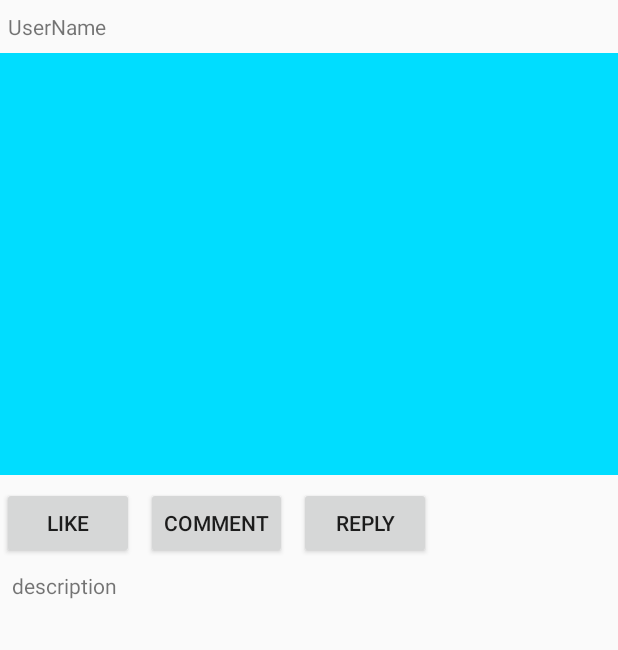
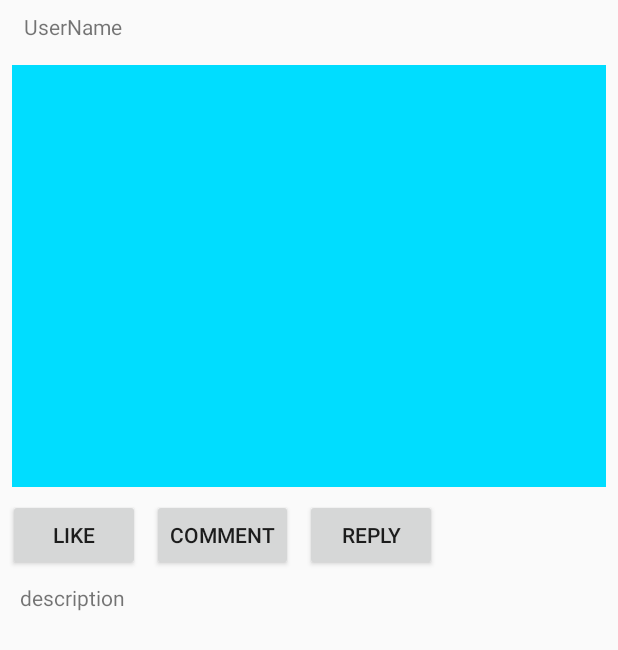
Before and after one commit to alexandrashaw10/Instagram-App, an Android app: the layout item_post.xml on its own in the app's theme, with its tools: preview values and no code run, on a phone screen of 412 x 824 dp. Shown: the top 650 px of the screen. Run offline under Robolectric (Android 15) with nearby library versions, the phone set to English and light mode, and no system bars.

```diff
--- a/app/build.gradle
+++ b/app/build.gradle
@@ -39,4 +39,7 @@ dependencies {
     implementation 'com.github.bumptech.glide:glide:4.8.0'
     // Glide v4 uses this new annotation processor -- see https://bumptech.github.io/glide/doc/generatedapi.html
     annotationProcessor 'com.github.bumptech.glide:compiler:4.8.0'
+    implementation 'jp.wasabeef:glide-transformations:3.3.0'
+    // If you want to use the GPU Filters
+    implementation 'jp.co.cyberagent.android.gpuimage:gpuimage-library:1.4.1'
 }
--- a/app/src/main/java/com/codepath/instagram_app/PostAdapter.java
+++ b/app/src/main/java/com/codepath/instagram_app/PostAdapter.java
@@ -10,6 +10,7 @@ import android.widget.ImageView;
 import android.widget.TextView;
 
 import com.bumptech.glide.Glide;
+import com.bumptech.glide.request.RequestOptions;
 import com.codepath.instagram_app.model.Post;
 
 import java.util.List;
@@ -38,7 +39,9 @@ public class PostAdapter extends RecyclerView.Adapter<PostAdapter.ViewHolder> {
         holder.username.setText(post.getUser().getUsername());
         holder.description.setText(post.getDescription());
 
-        Glide.with(context).load(post.getImage()).into(holder.postPicture);
+        Glide.with(context).load(post.getImage().getUrl())
+                .apply(RequestOptions.centerCropTransform())
+                .into(holder.postPicture);
     }
 
     @Override
--- a/app/src/main/res/layout/item_post.xml
+++ b/app/src/main/res/layout/item_post.xml
@@ -9,6 +9,11 @@
         android:id="@+id/picture"
         android:layout_width="0dp"
         android:layout_height="281dp"
+        android:layout_marginStart="8dp"
+        android:layout_marginLeft="8dp"
+        android:layout_marginTop="8dp"
+        android:layout_marginEnd="8dp"
+        android:layout_marginRight="8dp"
         android:layout_marginBottom="8dp"
         app:layout_constraintBottom_toTopOf="@+id/likeBtn"
         app:layout_constraintEnd_toEndOf="parent"
@@ -24,13 +29,10 @@
         android:layout_marginStart="8dp"
         android:layout_marginLeft="8dp"
         android:layout_marginTop="8dp"
-        android:layout_marginEnd="344dp"
-        android:layout_marginRight="344dp"
         android:layout_marginBottom="8dp"
         android:text="UserName"
         app:layout_constraintBottom_toTopOf="@+id/picture"
-        app:layout_constraintEnd_toEndOf="parent"
-        app:layout_constraintStart_toStartOf="parent"
+        app:layout_constraintStart_toStartOf="@+id/picture"
         app:layout_constraintTop_toTopOf="parent" />
 
     <TextView
@@ -44,7 +46,7 @@
         android:text="description"
         app:layout_constraintBottom_toBottomOf="parent"
         app:layout_constraintEnd_toEndOf="parent"
-        app:layout_constraintStart_toStartOf="parent"
+        app:layout_constraintStart_toStartOf="@+id/likeBtn"
         app:layout_constraintTop_toBottomOf="@+id/likeBtn" />
 
     <Button
@@ -59,8 +61,7 @@
         android:text="Like"
         app:layout_constraintBottom_toTopOf="@+id/description"
         app:layout_constraintEnd_toStartOf="@+id/commentBtn"
-        app:layout_constraintHorizontal_bias="0.5"
-        app:layout_constraintStart_toStartOf="parent"
+        app:layout_constraintStart_toStartOf="@+id/picture"
         app:layout_constraintTop_toBottomOf="@+id/picture" />
 
     <Button
```
Also changed, not shown: app/src/main/java/com/codepath/instagram_app/CreatePostActivity.java (+10 -2 lines), app/src/main/java/com/codepath/instagram_app/HomeActivity.java (+26 -18 lines), app/src/main/java/com/codepath/instagram_app/model/Post.java (+16 -2 lines).
